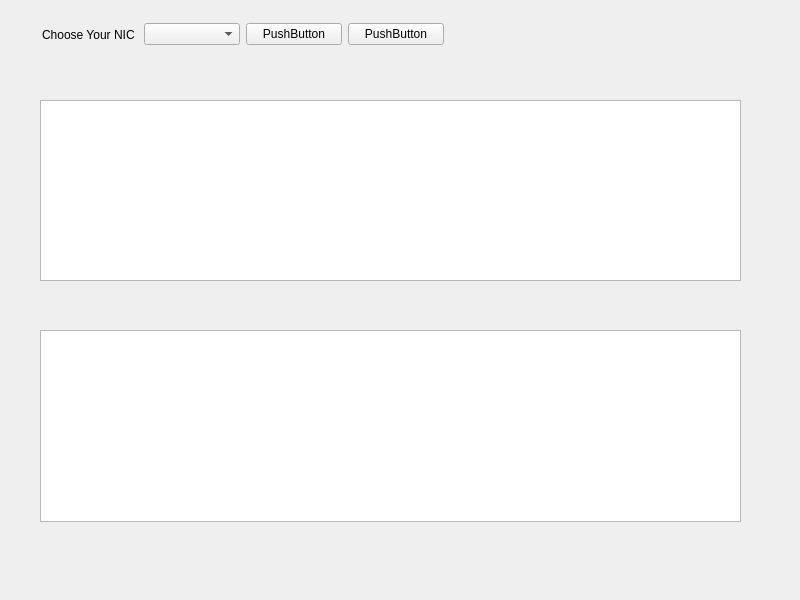
Above: sniffer.ui from thefourm/mySniffer before the change. Below: the same form after it.
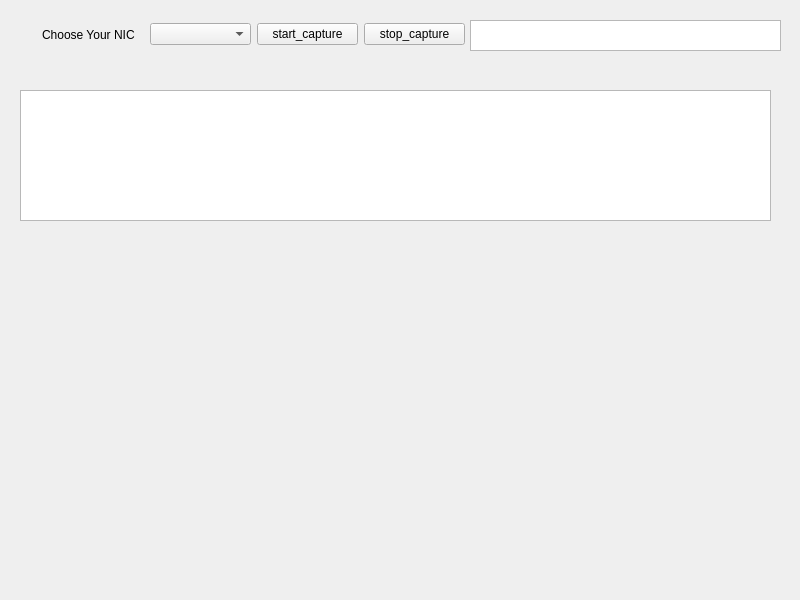
That is the form after the change.

Commit message: we can click start_btn and capture 1 pkt and display it.

Diff of the .ui file:
```diff
--- a/sniffer.ui
+++ b/sniffer.ui
@@ -16,20 +16,10 @@
   <widget class="QTextBrowser" name="packet_list">
    <property name="geometry">
     <rect>
-     <x>40</x>
-     <y>100</y>
-     <width>701</width>
-     <height>181</height>
-    </rect>
-   </property>
-  </widget>
-  <widget class="QTextBrowser" name="packet_cntent">
-   <property name="geometry">
-    <rect>
-     <x>40</x>
-     <y>330</y>
-     <width>701</width>
-     <height>192</height>
+     <x>470</x>
+     <y>20</y>
+     <width>311</width>
+     <height>31</height>
     </rect>
    </property>
   </widget>
@@ -38,7 +28,7 @@
     <rect>
      <x>42</x>
      <y>20</y>
-     <width>402</width>
+     <width>423</width>
      <height>29</height>
     </rect>
    </property>
@@ -62,14 +52,14 @@
       <item>
        <widget class="QPushButton" name="start_cap_btn">
         <property name="text">
-         <string>PushButton</string>
+         <string>start_capture</string>
         </property>
        </widget>
       </item>
       <item>
        <widget class="QPushButton" name="end_cap_btn">
         <property name="text">
-         <string>PushButton</string>
+         <string>stop_capture</string>
         </property>
        </widget>
       </item>
@@ -77,6 +67,16 @@
     </item>
    </layout>
   </widget>
+  <widget class="QListView" name="packets_list">
+   <property name="geometry">
+    <rect>
+     <x>20</x>
+     <y>90</y>
+     <width>751</width>
+     <height>131</height>
+    </rect>
+   </property>
+  </widget>
  </widget>
  <resources/>
  <connections/>
```
Left out of the diff: 2 changed lines with no effect on the pictures. The commit also changes 5 other files.
